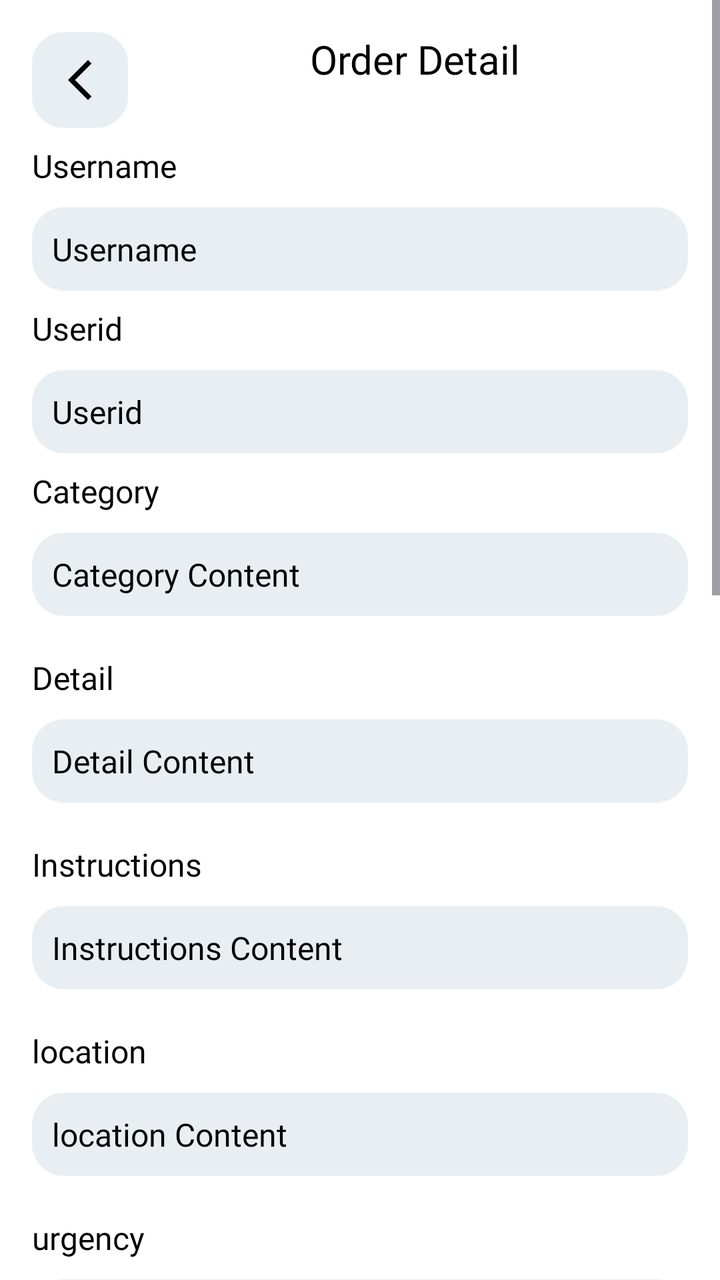
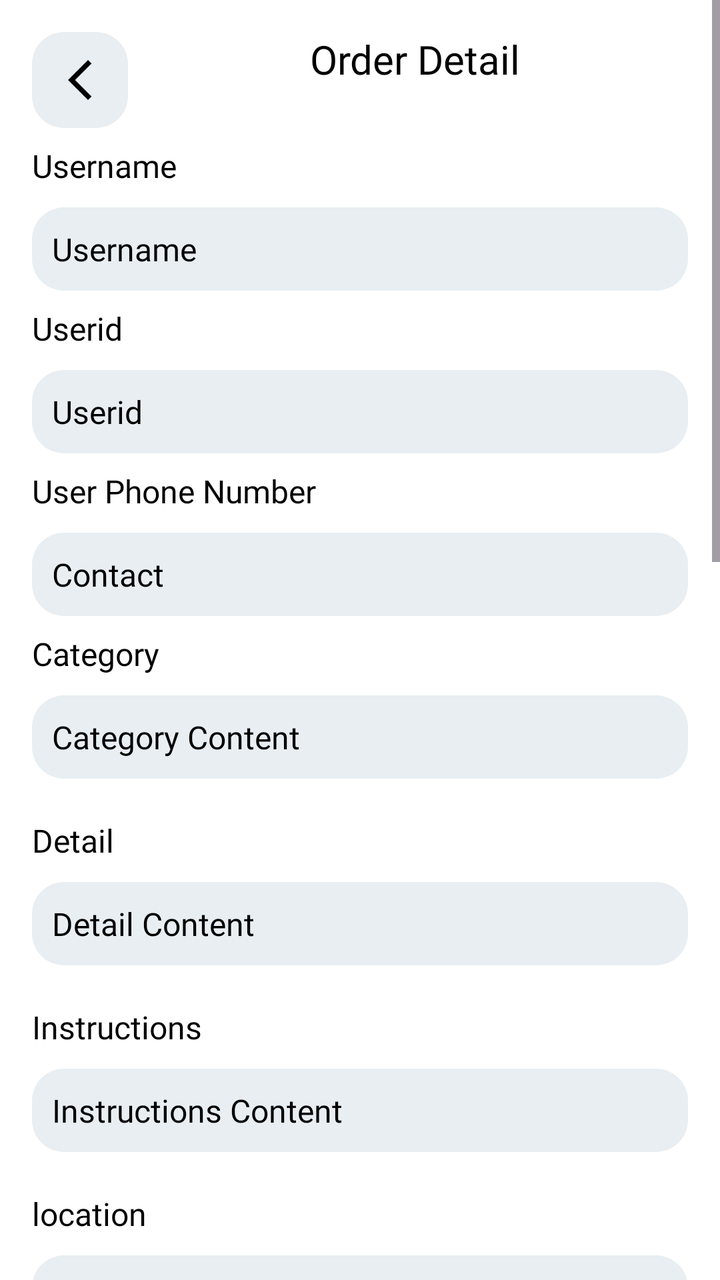

An Android layout rendered at two revisions. The XML below is the earlier revision; the diff shows what the commit changed to produce the second picture.
<!-- AndroidManifest.xml: application theme Theme.RemotePresence -->
<!-- res/layout/activity_admin_inprogress_detail.xml -->
<?xml version="1.0" encoding="utf-8"?>
<ScrollView xmlns:android="http://schemas.android.com/apk/res/android"
    android:layout_width="match_parent"
    android:background="@color/background"
    android:layout_height="match_parent"
    android:fillViewport="true">

    <RelativeLayout
        android:layout_width="match_parent"
        android:layout_height="wrap_content"
        android:padding="16dp">

        <ImageButton
            android:id="@+id/back_button"
            android:layout_width="48dp"
            android:layout_height="48dp"
            android:background="@drawable/rounded_corner_background"
            android:contentDescription="@string/back_button_desc"
            android:src="@drawable/back" />

        <TextView
            android:id="@+id/screenLabel"
            android:layout_width="wrap_content"
            android:layout_height="match_parent"
            android:layout_alignParentEnd="true"
            android:layout_marginStart="91dp"
            android:layout_toEndOf="@+id/back_button"
            android:text="Order Detail"
            android:fontFamily="@font/poppinssemibold"
            android:textColor="@color/black"
            android:textSize="20sp" />

        <TextView
            android:id="@+id/usernameLabel"
            android:layout_width="match_parent"
            android:layout_height="wrap_content"
            android:layout_below="@+id/back_button"
            android:layout_marginTop="8dp"
            android:fontFamily="@font/poppinssemibold"
            android:text="Username"
            android:textColor="@color/black"
            android:textSize="16sp" />

        <TextView
            android:id="@+id/userTextView"
            android:layout_width="match_parent"
            android:layout_height="wrap_content"
            android:layout_below="@id/usernameLabel"
            android:background="@drawable/rounded_corner_background"
            android:padding="10dp"
            android:text="Username"
            android:textSize="16sp"
            android:fontFamily="@font/interregular"
            android:textColor="@color/black"
            android:layout_marginTop="10dp"/>
        <TextView
            android:id="@+id/useridLabel"
            android:layout_width="match_parent"
            android:layout_height="wrap_content"
            android:layout_below="@+id/userTextView"
            android:layout_marginTop="8dp"
            android:text="Userid"
            android:fontFamily="@font/poppinssemibold"
            android:textColor="@color/black"
            android:textSize="16sp" />

        <TextView
            android:id="@+id/useridTextView"
            android:layout_width="match_parent"
            android:layout_height="wrap_content"
            android:layout_below="@id/useridLabel"
            android:background="@drawable/rounded_corner_background"
            android:padding="10dp"
            android:text="Userid"
            android:fontFamily="@font/interregular"
            android:textSize="16sp"
            android:textColor="@color/black"
            android:layout_marginTop="10dp"/>
        <TextView
            android:id="@+id/categoryLabel"
            android:layout_width="match_parent"
            android:layout_height="wrap_content"
            android:layout_below="@+id/useridTextView"
            android:layout_marginTop="8dp"
            android:text="Category"
            android:fontFamily="@font/poppinssemibold"
            android:textColor="@color/black"
            android:textSize="16sp" />

        <TextView
            android:id="@+id/categoryTextView"
            android:layout_width="match_parent"
            android:layout_height="wrap_content"
            android:layout_below="@id/categoryLabel"
            android:background="@drawable/rounded_corner_background"
            android:padding="10dp"
            android:fontFamily="@font/interregular"
            android:text="Category Content"
            android:textSize="16sp"
            android:textColor="@color/black"
            android:layout_marginTop="10dp"/>

        <TextView
            android:id="@+id/detailLabel"
            android:layout_width="match_parent"
            android:layout_height="wrap_content"
            android:layout_below="@id/categoryTextView"
            android:layout_marginTop="20dp"
            android:text="Detail"
            android:fontFamily="@font/poppinssemibold"
            android:textSize="16sp"
            android:textColor="@color/black" />

        <TextView
            android:id="@+id/detailTextView"
            android:layout_width="match_parent"
            android:layout_height="wrap_content"
            android:layout_below="@id/detailLabel"
            android:background="@drawable/rounded_corner_background"
            android:padding="10dp"
            android:fontFamily="@font/interregular"

            android:text="Detail Content"
            android:textSize="16sp"
            android:textColor="@color/black"
            android:layout_marginTop="10dp"/>

        <TextView
            android:id="@+id/instructionsLabel"
            android:layout_width="match_parent"
            android:layout_height="wrap_content"
            android:layout_below="@id/detailTextView"
            android:layout_marginTop="20dp"
            android:text="Instructions"
            android:fontFamily="@font/poppinssemibold"
            android:textSize="16sp"
            android:textColor="@color/black" />

        <TextView
            android:id="@+id/instructionsTextView"
            android:layout_width="match_parent"
            android:layout_height="wrap_content"
            android:layout_below="@id/instructionsLabel"
            android:background="@drawable/rounded_corner_background"
            android:padding="10dp"
            android:text="Instructions Content"
            android:textSize="16sp"
            android:fontFamily="@font/interregular"
            android:textColor="@color/black"
            android:layout_marginTop="10dp"/>

        <TextView
            android:id="@+id/locationLabel"
            android:layout_width="match_parent"
            android:layout_height="wrap_content"
            android:layout_below="@id/instructionsTextView"
            android:layout_marginTop="20dp"
            android:text="location"
            android:textSize="16sp"
            android:fontFamily="@font/poppinssemibold"
            android:textColor="@color/black" />

        <TextView
            android:id="@+id/locationTextView"
            android:layout_width="match_parent"
            android:layout_height="wrap_content"
            android:layout_below="@id/locationLabel"
            android:background="@drawable/rounded_corner_background"
            android:padding="10dp"
            android:text="location Content"
            android:textSize="16sp"
            android:textColor="@color/black"
            android:fontFamily="@font/interregular"
            android:layout_marginTop="10dp"/>

        <TextView
            android:id="@+id/urgencyLabel"
            android:layout_width="match_parent"
            android:layout_height="wrap_content"
            android:layout_below="@id/locationTextView"
            android:layout_marginTop="20dp"
            android:text="urgency"
            android:textSize="16sp"
            android:fontFamily="@font/poppinssemibold"
            android:textColor="@color/black" />

        <TextView
            android:id="@+id/urgencyTxtView"
            android:layout_width="match_parent"
            android:layout_height="wrap_content"
            android:layout_below="@id/urgencyLabel"
            android:background="@drawable/rounded_corner_background"
            android:padding="10dp"
            android:fontFamily="@font/interregular"
            android:text="urgency Content"
            android:textSize="16sp"
            android:textColor="@color/black"
            android:layout_marginTop="10dp"/>
        <TextView
            android:id="@+id/statusLabel"
            android:layout_width="match_parent"
            android:layout_height="wrap_content"
            android:layout_below="@id/urgencyTxtView"
            android:layout_marginTop="20dp"
            android:text="status"
            android:textSize="16sp"
            android:fontFamily="@font/poppinssemibold"
            android:textColor="@color/black" />

        <TextView
            android:id="@+id/statusTxtView"
            android:layout_width="match_parent"
            android:layout_height="wrap_content"
            android:layout_below="@id/statusLabel"
            android:background="@drawable/rounded_corner_background"
            android:padding="10dp"
            android:fontFamily="@font/interregular"
            android:text="status Content"
            android:textSize="16sp"
            android:textColor="@color/black"
            android:layout_marginTop="10dp"/>

        <TextView
            android:id="@+id/pictureLabel"
            android:layout_width="match_parent"
            android:layout_height="wrap_content"
            android:layout_below="@id/statusTxtView"
            android:layout_marginTop="20dp"
            android:text="Social Media"
            android:textSize="16sp"
            android:fontFamily="@font/poppinssemibold"
            android:textColor="@color/black" />

        <ImageView
            android:id="@+id/pictureImageView"
            android:layout_width="match_parent"
            android:layout_height="400dp"
            android:layout_below="@id/pictureLabel"
            android:layout_marginTop="8dp"
            android:scaleType="centerCrop"
            android:src="@drawable/image" />

        <LinearLayout
            android:id="@+id/btn"
            android:layout_width="match_parent"
            android:layout_height="wrap_content"
            android:layout_below="@+id/pictureImageView"
            android:layout_marginTop="20dp"
            android:orientation="horizontal"
            android:weightSum="1">


            <Button
                android:id="@+id/completeTask"
                android:layout_width="0dp"
                android:layout_height="wrap_content"
                android:layout_weight="1"
                android:backgroundTint="@color/btncolor"
                android:text="CompleteTask"
                android:textColor="@color/white" />
        </LinearLayout>

        <LinearLayout
            android:id="@+id/btn2"
            android:layout_width="match_parent"
            android:layout_height="wrap_content"
            android:layout_below="@+id/btn"
            android:layout_marginTop="20dp"
            android:orientation="horizontal"
            android:weightSum="2">

            <Button
                android:id="@+id/deleteTask"
                android:layout_width="0dp"
                android:layout_height="wrap_content"
                android:layout_weight="1"
                android:layout_marginEnd="10dp"
                android:backgroundTint="@color/btncolor"
                android:text="Delete Task"
                android:textColor="@color/white" />

            <Button
                android:id="@+id/cancelTask"
                android:layout_width="0dp"
                android:layout_height="wrap_content"
                android:layout_weight="1"
                android:backgroundTint="@color/btncolor"
                android:text="Cancel Task"
                android:textColor="@color/white" />
        </LinearLayout>

    </RelativeLayout>

</ScrollView>
<!-- resources referenced by this layout -->
<resources>
  <color name="background">#FFFFFFFF</color>
  <color name="black">#FF000000</color>
  <color name="btncolor">#00a94b</color>
  <color name="white">#FFFFFFFF</color>
  <!-- drawable back (drawable) -->
  <vector xmlns:android="http://schemas.android.com/apk/res/android" android:height="24dp" android:tint="@color/black" android:viewportHeight="24" android:viewportWidth="24" android:width="24dp">
        
      <path android:fillColor="@android:color/black" android:pathData="M17.77,3.77l-1.77,-1.77l-10,10l10,10l1.77,-1.77l-8.23,-8.23z"/>
      
  </vector>
  <!-- drawable image: png bitmap (drawable, 8325 bytes) -->
  <!-- drawable rounded_corner_background (drawable) -->
  <shape xmlns:android="http://schemas.android.com/apk/res/android">
      <solid android:color="@color/ButtonWhite" />
      <corners android:radius="16dp" />
  </shape>
  <string name="back_button_desc">Back Button</string>
  <style name="Theme.RemotePresence" parent="Theme.Material3.DayNight.NoActionBar">
          
          <item name="colorPrimary">@color/purple_500</item>
          <item name="colorPrimaryVariant">@color/purple_700</item>
          <item name="colorOnPrimary">@color/white</item>
          
          <item name="colorSecondary">@color/teal_200</item>
          <item name="colorSecondaryVariant">@color/teal_700</item>
          <item name="colorOnSecondary">@color/black</item>
          
          <item name="android:statusBarColor">?attr/colorPrimaryVariant</item>
          
      </style>
  <color name="ButtonWhite">#E8EEF2</color>
  <color name="purple_500">#FF6200EE</color>
  <color name="purple_700">#FF3700B3</color>
  <color name="teal_200">#FF03DAC5</color>
  <color name="teal_700">#FF018786</color>
</resources>

<!-- the commit's change to res/layout/activity_admin_inprogress_detail.xml (unified diff, before → after) -->
@@ -77,10 +77,33 @@
             android:textColor="@color/black"
             android:layout_marginTop="10dp"/>
         <TextView
+            android:id="@+id/contactdLabel"
+            android:layout_width="match_parent"
+            android:layout_height="wrap_content"
+            android:layout_below="@+id/useridTextView"
+            android:layout_marginTop="8dp"
+            android:text="User Phone Number"
+            android:fontFamily="@font/poppinssemibold"
+            android:textColor="@color/black"
+            android:textSize="16sp" />
+
+        <TextView
+            android:id="@+id/contactTextView"
+            android:layout_width="match_parent"
+            android:layout_height="wrap_content"
+            android:layout_below="@id/contactdLabel"
+            android:background="@drawable/rounded_corner_background"
+            android:padding="10dp"
+            android:text="Contact"
+            android:fontFamily="@font/interregular"
+            android:textSize="16sp"
+            android:textColor="@color/black"
+            android:layout_marginTop="10dp"/>
+        <TextView
             android:id="@+id/categoryLabel"
             android:layout_width="match_parent"
             android:layout_height="wrap_content"
-            android:layout_below="@+id/useridTextView"
+            android:layout_below="@+id/contactTextView"
             android:layout_marginTop="8dp"
             android:text="Category"
             android:fontFamily="@font/poppinssemibold"
<!-- resource entries referenced after the edit -->
@@ -2,7 +2,7 @@
 <resources>
   <color name="background">#FFFFFFFF</color>
   <color name="black">#FF000000</color>
-  <color name="btncolor">#00a94b</color>
+  <color name="btncolor">#25D366</color>
   <color name="white">#FFFFFFFF</color>
   <!-- drawable back (drawable) -->
   <vector xmlns:android="http://schemas.android.com/apk/res/android" android:height="24dp" android:tint="@color/black" android:viewportHeight="24" android:viewportWidth="24" android:width="24dp">
